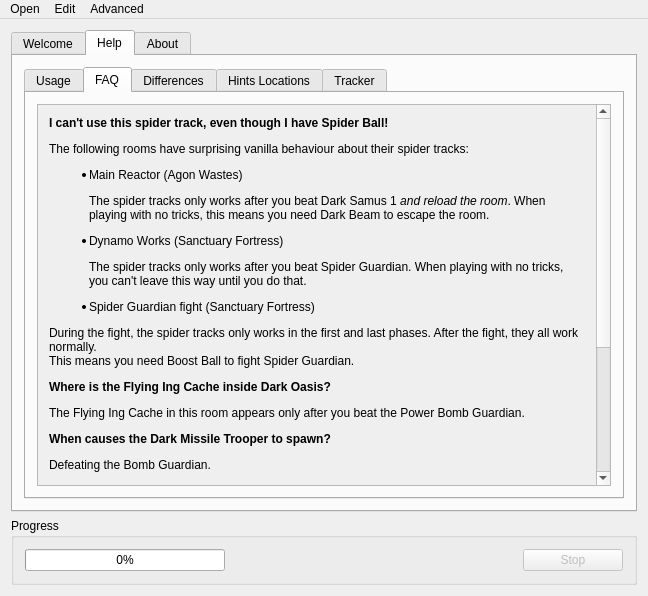
Old version of the form randovania/gui/ui_files/main_window.ui in the repository randovania/randovania.
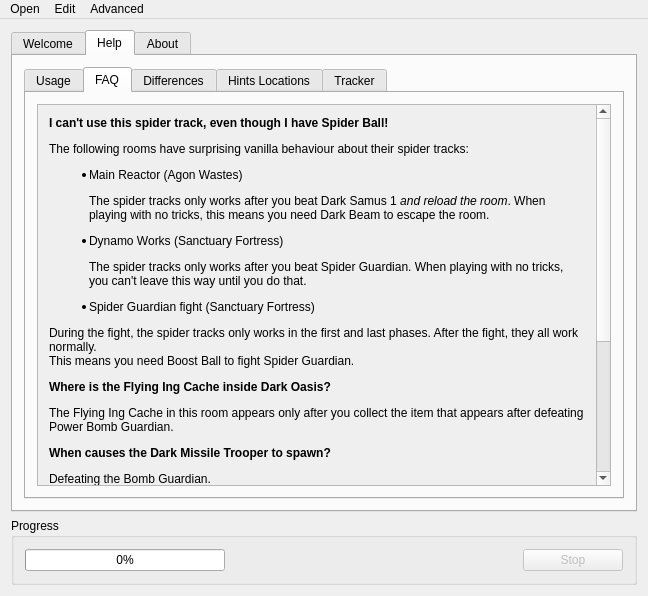
New version of the form. The open tabs and pages were chosen to show the change. Icons and pictures are not drawn.

Commit message: FAQ: Clarified that the item from bosses must be collected.

```diff
--- a/randovania/gui/ui_files/main_window.ui
+++ b/randovania/gui/ui_files/main_window.ui
@@ -453,7 +453,7 @@
                 <item row="0" column="0">
                  <widget class="QLabel" name="faq_label">
                   <property name="text">
-                   <string>&lt;html&gt;&lt;head/&gt;&lt;body&gt;&lt;p&gt;&lt;span style=&quot; font-weight:600;&quot;&gt;I can't use this spider track, even though I have Spider Ball!&lt;/span&gt;&lt;/p&gt;&lt;p&gt;The following rooms have surprising vanilla behaviour about their spider tracks:&lt;/p&gt;&lt;ul style=&quot;margin-top: 0px; margin-bottom: 0px; margin-left: 0px; margin-right: 0px; -qt-list-indent: 1;&quot;&gt;&lt;li style=&quot; margin-top:12px; margin-bottom:12px; margin-left:0px; margin-right:0px; -qt-block-indent:0; text-indent:0px;&quot;&gt;Main Reactor (Agon Wastes)&lt;/li&gt;&lt;p&gt;The spider tracks only works after you beat Dark Samus 1 &lt;span style=&quot; font-style:italic;&quot;&gt;and reload the room&lt;/span&gt;. When playing with no tricks, this means you need Dark Beam to escape the room.&lt;/p&gt;&lt;li style=&quot; margin-top:12px; margin-bottom:12px; margin-left:0px; margin-right:0px; -qt-block-indent:0; text-indent:0px;&quot;&gt;Dynamo Works (Sanctuary Fortress)&lt;/li&gt;&lt;p&gt;The spider tracks only works after you beat Spider Guardian. When playing with no tricks, you can't leave this way until you do that.&lt;/p&gt;&lt;li style=&quot; margin-top:12px; margin-bottom:12px; margin-left:0px; margin-right:0px; -qt-block-indent:0; text-indent:0px;&quot;&gt;Spider Guardian fight (Sanctuary Fortress)&lt;/li&gt;&lt;/ul&gt;&lt;p&gt;During the fight, the spider tracks only works in the first and last phases. After the fight, they all work normally.&lt;br/&gt;This means you need Boost Ball to fight Spider Guardian.&lt;/p&gt;&lt;p&gt;&lt;span style=&quot; font-weight:600;&quot;&gt;Where is the Flying Ing Cache inside Dark Oasis?&lt;/span&gt;&lt;/p&gt;&lt;p&gt;The Flying Ing Cache in this room appears only after you beat the Power Bomb Guardian.&lt;/p&gt;&lt;p&gt;&lt;span style=&quot; font-weight:600;&quot;&gt;When causes the Dark Missile Trooper to spawn?&lt;/span&gt;&lt;/p&gt;&lt;p&gt;Defeating the Bomb Guardian.&lt;/p&gt;&lt;p&gt;&lt;span style=&quot; font-weight:600;&quot;&gt;What causes the Missile Expansion on top of the GFMC Compound to spawn?&lt;/span&gt;&lt;/p&gt;&lt;p&gt;Defeating the Jump Guardian.&lt;/p&gt;&lt;p&gt;&lt;span style=&quot; font-weight:600;&quot;&gt;Why isn't the elevator in Torvus Temple working?&lt;/span&gt;&lt;/p&gt;&lt;p&gt;In order to open the elevator, you also need to pick the item in Torvus Energy Controller.&lt;/p&gt;&lt;p&gt;&lt;span style=&quot; font-weight:600;&quot;&gt;Why can't I see the echo locks in Mining Plaza even when using the Echo Visor?&lt;/span&gt;&lt;/p&gt;&lt;p&gt;You need to beat Amorbis and then return the Agon Energy in order for these echo locks to appear.&lt;/p&gt;&lt;p&gt;&lt;span style=&quot; font-weight:600;&quot;&gt;Why can't I cross the door between Underground Transport and Torvus Temple?&lt;/span&gt;&lt;/p&gt;&lt;p&gt;The energy gate that disappears after the pirate fight in Torvus Temple blocks this door.&lt;/p&gt;&lt;/body&gt;&lt;/html&gt;</string>
+                   <string>&lt;html&gt;&lt;head/&gt;&lt;body&gt;&lt;p&gt;&lt;span style=&quot; font-weight:600;&quot;&gt;I can't use this spider track, even though I have Spider Ball!&lt;/span&gt;&lt;/p&gt;&lt;p&gt;The following rooms have surprising vanilla behaviour about their spider tracks:&lt;/p&gt;&lt;ul style=&quot;margin-top: 0px; margin-bottom: 0px; margin-left: 0px; margin-right: 0px; -qt-list-indent: 1;&quot;&gt;&lt;li style=&quot; margin-top:12px; margin-bottom:12px; margin-left:0px; margin-right:0px; -qt-block-indent:0; text-indent:0px;&quot;&gt;Main Reactor (Agon Wastes)&lt;/li&gt;&lt;p&gt;The spider tracks only works after you beat Dark Samus 1 &lt;span style=&quot; font-style:italic;&quot;&gt;and reload the room&lt;/span&gt;. When playing with no tricks, this means you need Dark Beam to escape the room.&lt;/p&gt;&lt;li style=&quot; margin-top:12px; margin-bottom:12px; margin-left:0px; margin-right:0px; -qt-block-indent:0; text-indent:0px;&quot;&gt;Dynamo Works (Sanctuary Fortress)&lt;/li&gt;&lt;p&gt;The spider tracks only works after you beat Spider Guardian. When playing with no tricks, you can't leave this way until you do that.&lt;/p&gt;&lt;li style=&quot; margin-top:12px; margin-bottom:12px; margin-left:0px; margin-right:0px; -qt-block-indent:0; text-indent:0px;&quot;&gt;Spider Guardian fight (Sanctuary Fortress)&lt;/li&gt;&lt;/ul&gt;&lt;p&gt;During the fight, the spider tracks only works in the first and last phases. After the fight, they all work normally.&lt;br/&gt;This means you need Boost Ball to fight Spider Guardian.&lt;/p&gt;&lt;p&gt;&lt;span style=&quot; font-weight:600;&quot;&gt;Where is the Flying Ing Cache inside Dark Oasis?&lt;/span&gt;&lt;/p&gt;&lt;p&gt;The Flying Ing Cache in this room appears only after you collect the item that appears after defeating Power Bomb Guardian.&lt;/p&gt;&lt;p&gt;&lt;span style=&quot; font-weight:600;&quot;&gt;When causes the Dark Missile Trooper to spawn?&lt;/span&gt;&lt;/p&gt;&lt;p&gt;Defeating the Bomb Guardian.&lt;/p&gt;&lt;p&gt;&lt;span style=&quot; font-weight:600;&quot;&gt;What causes the Missile Expansion on top of the GFMC Compound to spawn?&lt;/span&gt;&lt;/p&gt;&lt;p&gt;Collecting the item that appears after defeating the Jump Guardian.&lt;/p&gt;&lt;p&gt;&lt;span style=&quot; font-weight:600;&quot;&gt;Why isn't the elevator in Torvus Temple working?&lt;/span&gt;&lt;/p&gt;&lt;p&gt;In order to open the elevator, you also need to pick the item in Torvus Energy Controller.&lt;/p&gt;&lt;p&gt;&lt;span style=&quot; font-weight:600;&quot;&gt;Why can't I see the echo locks in Mining Plaza even when using the Echo Visor?&lt;/span&gt;&lt;/p&gt;&lt;p&gt;You need to beat Amorbis and then return the Agon Energy in order for these echo locks to appear.&lt;/p&gt;&lt;p&gt;&lt;span style=&quot; font-weight:600;&quot;&gt;Why can't I cross the door between Underground Transport and Torvus Temple?&lt;/span&gt;&lt;/p&gt;&lt;p&gt;The energy gate that disappears after the pirate fight in Torvus Temple blocks this door.&lt;/p&gt;&lt;/body&gt;&lt;/html&gt;</string>
                   </property>
                   <property name="alignment">
                    <set>Qt::AlignLeading|Qt::AlignLeft|Qt::AlignTop</set>
```
The commit also changes 1 other file.
